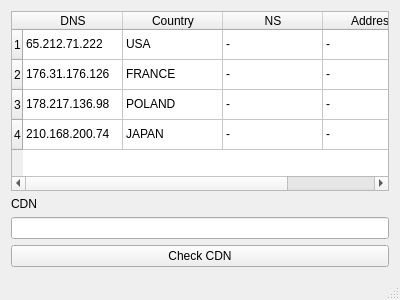
Qt form mainwindow.ui (mszlachetka/cdn_detector) before a commit.
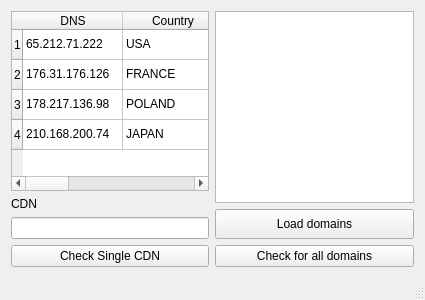
The same form after that commit.

Commit message: Multiple servers multiple domains working

The edit to the form file:
```diff
--- a/mainwindow.ui
+++ b/mainwindow.ui
@@ -6,38 +6,31 @@
    <rect>
     <x>0</x>
     <y>0</y>
-    <width>400</width>
+    <width>425</width>
     <height>300</height>
    </rect>
   </property>
+  <property name="maximumSize">
+   <size>
+    <width>16777215</width>
+    <height>16777215</height>
+   </size>
+  </property>
   <property name="windowTitle">
    <string>MainWindow</string>
   </property>
   <widget class="QWidget" name="centralWidget">
    <layout class="QGridLayout" name="gridLayout">
-    <item row="1" column="0">
-     <layout class="QVBoxLayout" name="verticalLayout_2">
-      <item>
-       <widget class="QLabel" name="labelCDN">
-        <property name="text">
-         <string>CDN</string>
-        </property>
-       </widget>
-      </item>
-      <item>
-       <widget class="QLineEdit" name="lineEditHost"/>
-      </item>
-      <item>
-       <widget class="QPushButton" name="buttonCheck">
-        <property name="text">
-         <string>Check CDN</string>
-        </property>
-       </widget>
-      </item>
-     </layout>
-    </item>
     <item row="0" column="0">
+     <layout class="QVBoxLayout" name="verticalLayout">
+      <item>
      <widget class="QTableWidget" name="tableWidget">
+        <property name="maximumSize">
+         <size>
+          <width>700</width>
+          <height>16777215</height>
+         </size>
+        </property>
       <row>
        <property name="text">
         <string>1</string>
@@ -160,6 +153,69 @@
       </item>
      </widget>
     </item>
+      <item>
+       <layout class="QVBoxLayout" name="verticalLayout_2">
+        <item>
+         <widget class="QLabel" name="labelCDN">
+          <property name="text">
+           <string>CDN</string>
+          </property>
+         </widget>
+        </item>
+        <item>
+         <widget class="QLineEdit" name="lineEditHost"/>
+        </item>
+        <item>
+         <widget class="QPushButton" name="buttonCheck">
+          <property name="text">
+           <string>Check Single CDN</string>
+          </property>
+         </widget>
+        </item>
+       </layout>
+      </item>
+     </layout>
+    </item>
+    <item row="0" column="1">
+     <layout class="QVBoxLayout" name="verticalLayout_3">
+      <item>
+       <widget class="QListWidget" name="listWidget">
+        <property name="sizePolicy">
+         <sizepolicy hsizetype="Expanding" vsizetype="Expanding">
+          <horstretch>0</horstretch>
+          <verstretch>0</verstretch>
+         </sizepolicy>
+        </property>
+        <property name="maximumSize">
+         <size>
+          <width>300</width>
+          <height>16777215</height>
+         </size>
+        </property>
+       </widget>
+      </item>
+      <item>
+       <widget class="QPushButton" name="buttonLoadAndCheckMany">
+        <property name="sizePolicy">
+         <sizepolicy hsizetype="Minimum" vsizetype="MinimumExpanding">
+          <horstretch>0</horstretch>
+          <verstretch>0</verstretch>
+         </sizepolicy>
+        </property>
+        <property name="text">
+         <string>Load domains</string>
+        </property>
+       </widget>
+      </item>
+      <item>
+       <widget class="QPushButton" name="buttonCheckManyDomains">
+        <property name="text">
+         <string>Check for all domains</string>
+        </property>
+       </widget>
+      </item>
+     </layout>
+    </item>
    </layout>
   </widget>
   <widget class="QMenuBar" name="menuBar">
```
Left out of the diff: 2 changed lines with no effect on the pictures. Lines whose indentation alone changed are shown as unchanged. The commit also changes 8 other files.
